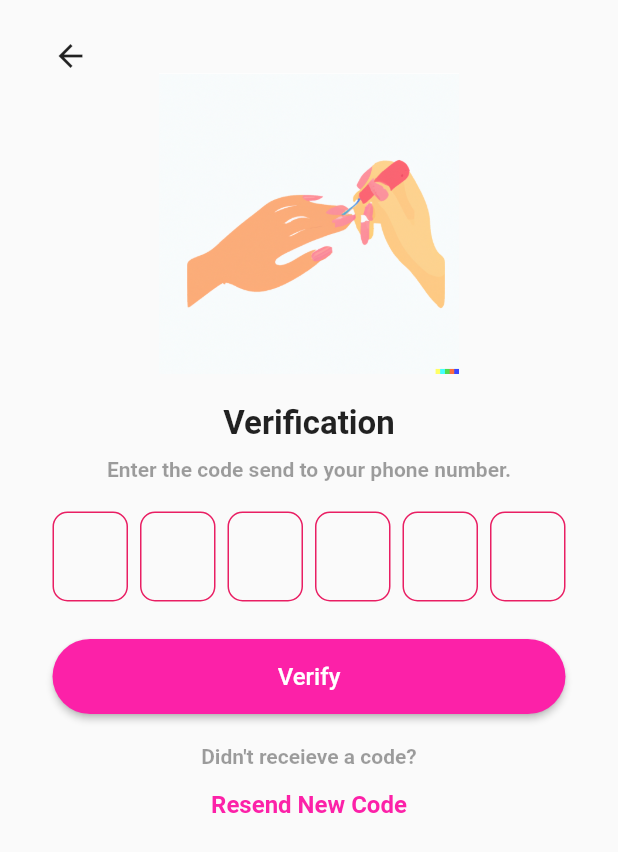
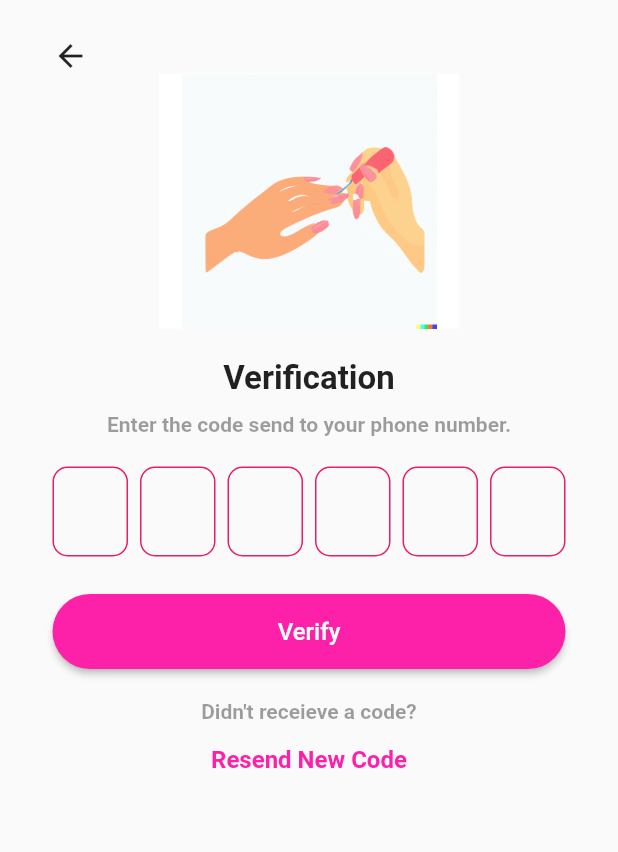
Before and after one commit to angdealba/phone-auth-app, a Flutter app: the OtpScreen screen opened directly with empty values, on a phone screen of 412 x 824 dp. Shown: the top 852 px of the screen. Run offline on Flutter 3.47's test engine with Material 2 defaults, Android fonts, the light colour scheme and no system bars; drawn by our look-alikes of pinput; our stand-ins replace cloud_firestore, country_picker, firebase_auth, firebase_core, firebase_storage, image_picker and 1 more; accounts and stored records are empty.

Commit message:
fixing pixel overflow

```diff
--- a/lib/screens/otp_screen.dart
+++ b/lib/screens/otp_screen.dart
@@ -42,7 +42,7 @@ class _OtpScreenState extends State<OtpScreen> {
                       ),
                       Container(
                         width: 200,
-                        height: 200,
+                        height: 170,
                         decoration: const BoxDecoration(
                             shape: BoxShape.rectangle, color: Colors.white),
                         child: Image.asset("assets/img3.png"),
```
